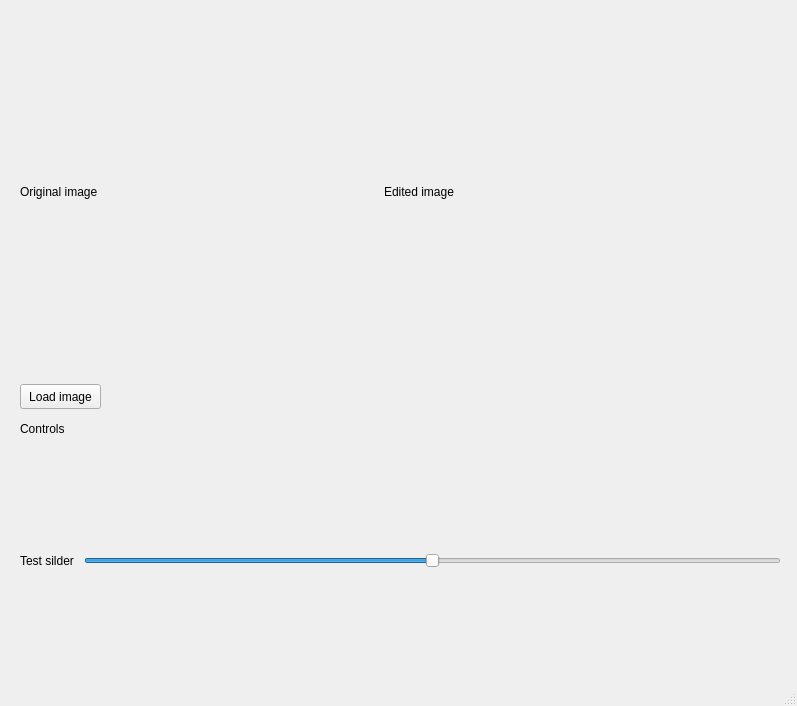
First picture: the form in mainwindow.ui, repository MrCabbageStick/Grafika-i-Przetwarzanie-Obrazow, before the edit.
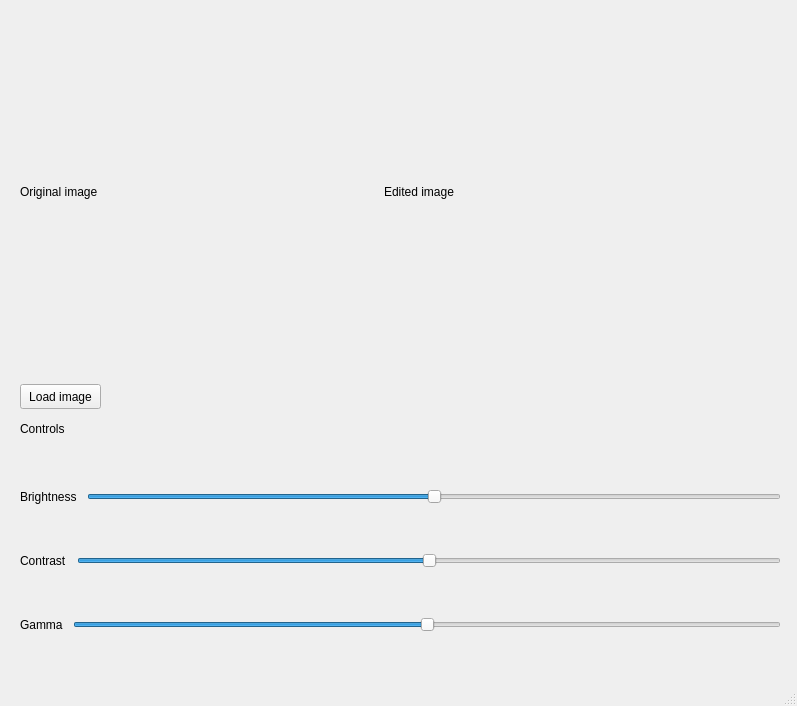
Second picture: the form after the edit.

Patch:
```diff
--- a/mainwindow.ui
+++ b/mainwindow.ui
@@ -66,12 +66,60 @@
      <property name="spacing">
       <number>10</number>
      </property>
+     <item>
+      <layout class="QHBoxLayout" name="control_entry_3">
+       <item>
+        <widget class="QLabel" name="test_slider_label_3">
+         <property name="text">
+          <string>Brightness</string>
+         </property>
+        </widget>
+       </item>
+       <item>
+        <widget class="QSlider" name="brightness_slider">
+         <property name="minimum">
+          <number>-255</number>
+         </property>
+         <property name="maximum">
+          <number>255</number>
+         </property>
+         <property name="orientation">
+          <enum>Qt::Orientation::Horizontal</enum>
+         </property>
+        </widget>
+       </item>
+      </layout>
+     </item>
+     <item>
+      <layout class="QHBoxLayout" name="control_entry_2">
+       <item>
+        <widget class="QLabel" name="test_slider_label_2">
+         <property name="text">
+          <string>Contrast</string>
+         </property>
+        </widget>
+       </item>
+       <item>
+        <widget class="QSlider" name="contrast_slider">
+         <property name="minimum">
+          <number>-255</number>
+         </property>
+         <property name="maximum">
+          <number>255</number>
+         </property>
+         <property name="orientation">
+          <enum>Qt::Orientation::Horizontal</enum>
+         </property>
+        </widget>
+       </item>
+      </layout>
+     </item>
      <item>
       <layout class="QHBoxLayout" name="control_entry">
        <item>
         <widget class="QLabel" name="test_slider_label">
          <property name="text">
-          <string>Test silder</string>
+          <string>Gamma</string>
          </property>
         </widget>
        </item>
```
Left out of the diff: 2 changed lines with no effect on the pictures.
